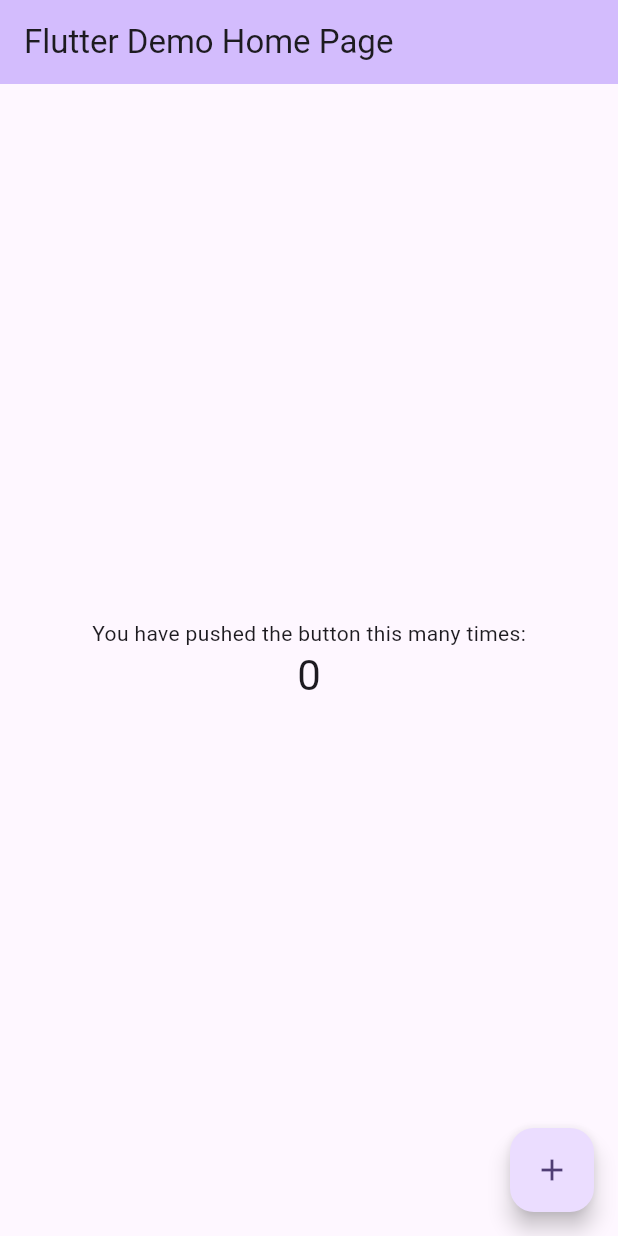
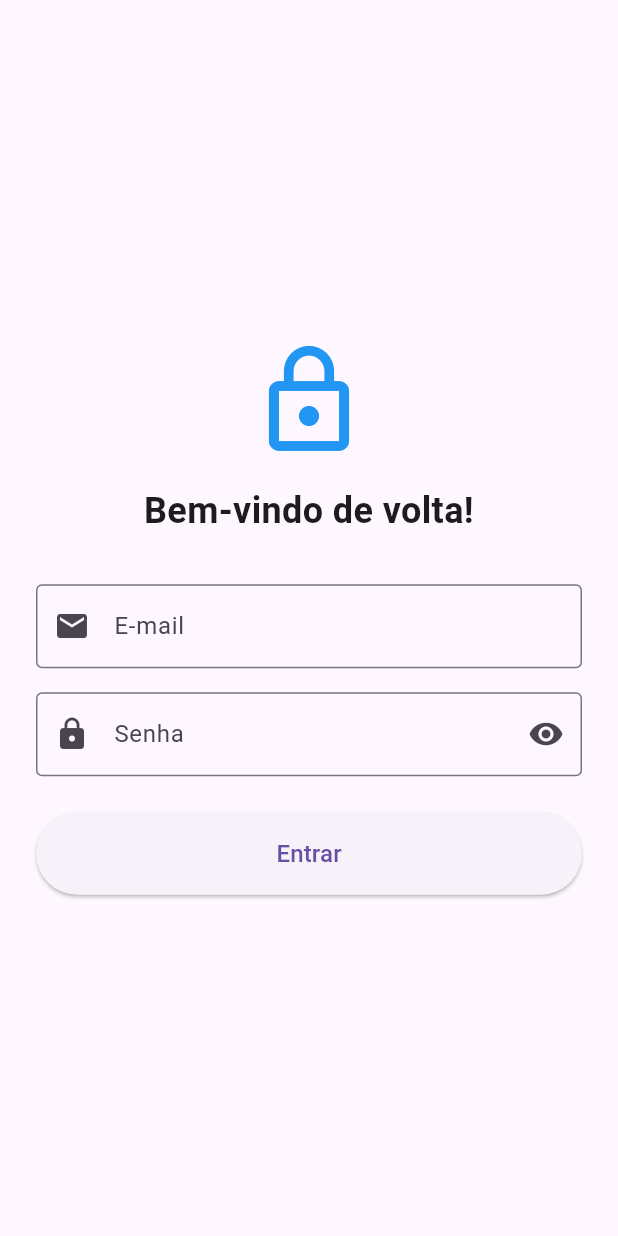
Before and after one commit to henriquesantanareis/Clinix, a Flutter app: the screen it shows after launch, on a phone screen of 412 x 824 dp. Run offline on Flutter 3.47's test engine with Material 3 defaults, Android fonts, the phone set to English and light mode, and no system bars.

Commit message:
algumas coisas

```diff
--- a/proj_clinix/lib/main.dart
+++ b/proj_clinix/lib/main.dart
@@ -7,115 +7,146 @@ void main() {
 class MyApp extends StatelessWidget {
   const MyApp({super.key});
 
-  // This widget is the root of your application.
   @override
   Widget build(BuildContext context) {
     return MaterialApp(
-      title: 'Flutter Demo',
-      theme: ThemeData(
-        // This is the theme of your application.
-        //
-        // TRY THIS: Try running your application with "flutter run". You'll see
-        // the application has a purple toolbar. Then, without quitting the app,
-        // try changing the seedColor in the colorScheme below to Colors.green
-        // and then invoke "hot reload" (save your changes or press the "hot
-        // reload" button in a Flutter-supported IDE, or press "r" if you used
-        // the command line to start the app).
-        //
-        // Notice that the counter didn't reset back to zero; the application
-        // state is not lost during the reload. To reset the state, use hot
-        // restart instead.
-        //
-        // This works for code too, not just values: Most code changes can be
-        // tested with just a hot reload.
-        colorScheme: .fromSeed(seedColor: Colors.deepPurple),
-      ),
-      home: const MyHomePage(title: 'Flutter Demo Home Page'),
+      debugShowCheckedModeBanner: false,
+      title: 'Login App',
+      theme: ThemeData(primarySwatch: Colors.blue),
+      home: const LoginPage(),
     );
   }
 }
 
-class MyHomePage extends StatefulWidget {
-  const MyHomePage({super.key, required this.title});
-
-  // This widget is the home page of your application. It is stateful, meaning
-  // that it has a State object (defined below) that contains fields that affect
-  // how it looks.
-
-  // This class is the configuration for the state. It holds the values (in this
-  // case the title) provided by the parent (in this case the App widget) and
-  // used by the build method of the State. Fields in a Widget subclass are
-  // always marked "final".
-
-  final String title;
+class LoginPage extends StatefulWidget {
+  const LoginPage({super.key});
 
   @override
-  State<MyHomePage> createState() => _MyHomePageState();
+  State<LoginPage> createState() => _LoginPageState();
 }
 
-class _MyHomePageState extends State<MyHomePage> {
-  int _counter = 0;
+class _LoginPageState extends State<LoginPage> {
+  // Controladores para pegar o texto digitado
+  final _emailController = TextEditingController();
+  final _passwordController = TextEditingController();
 
-  void _incrementCounter() {
-    setState(() {
-      // This call to setState tells the Flutter framework that something has
-      // changed in this State, which causes it to rerun the build method below
-      // so that the display can reflect the updated values. If we changed
-      // _counter without calling setState(), then the build method would not be
-      // called again, and so nothing would appear to happen.
-      _counter++;
-    });
+  // Chave global para validar o formulário
+  final _formKey = GlobalKey<FormState>();
+
+  bool _obscureText = true; // Controla a visibilidade da senha
+
+  @override
+  void dispose() {
+    _emailController.dispose();
+    _passwordController.dispose();
+    super.dispose();
+  }
+
+  void _fazerLogin() {
+    if (_formKey.currentState!.validate()) {
+      // Se o formulário for válido, executa a lógica de login
+      ScaffoldMessenger.of(context).showSnackBar(
+        const SnackBar(content: Text('Login realizado com sucesso!')),
+      );
+    }
   }
 
   @override
   Widget build(BuildContext context) {
-    // This method is rerun every time setState is called, for instance as done
-    // by the _incrementCounter method above.
-    //
-    // The Flutter framework has been optimized to make rerunning build methods
-    // fast, so that you can just rebuild anything that needs updating rather
-    // than having to individually change instances of widgets.
     return Scaffold(
-      appBar: AppBar(
-        // TRY THIS: Try changing the color here to a specific color (to
-        // Colors.amber, perhaps?) and trigger a hot reload to see the AppBar
-        // change color while the other colors stay the same.
-        backgroundColor: Theme.of(context).colorScheme.inversePrimary,
-        // Here we take the value from the MyHomePage object that was created by
-        // the App.build method, and use it to set our  title.
-        title: Text(widget.title),
-      ),
       body: Center(
-        // Center is a layout widget. It takes a single child and positions it
-        // in the middle of the parent.
-        child: Column(
-          // Column is also a layout widget. It takes a list of children and
-          // arranges them vertically. By default, it sizes itself to fit its
-          // children horizontally, and tries to be as tall as its parent.
-          //
-          // Column has various properties to control how it sizes itself and
-          // how it positions its children. Here we use mainAxisAlignment to
-          // center the children vertically; the main axis here is the vertical
-          // axis because Columns are vertical (the cross axis would be
-          // horizontal).
-          //
-          // TRY THIS: Invoke "debug painting" (choose the "Toggle Debug Paint"
-          // action in the IDE, or press "p" in the console), to see the
-          // wireframe for each widget.
-          mainAxisAlignment: .center,
-          children: [
-            const Text('You have pushed the button this many times:'),
-            Text(
-              '$_counter',
-              style: Theme.of(context).textTheme.headlineMedium,
+        child: SingleChildScrollView(
+          padding: const EdgeInsets.all(24.0),
+          child: Form(
+            key: _formKey,
+            child: Column(
+              mainAxisAlignment: MainAxisAlignment.center,
+              crossAxisAlignment: CrossAxisAlignment.stretch,
+              children: [
+                // Ícone ou Logo
+                const Icon(
+                  Icons.lock_outline,
+                  size: 80,
+                  color: Colors.blue,
+                ),
+                const SizedBox(height: 16),
+                const Text(
+                  'Bem-vindo de volta!',
+                  textAlign: TextAlign.center,
+                  style: TextStyle(
+                    fontSize: 24,
+                    fontWeight: FontWeight.bold,
+                  ),
+                ),
+                const SizedBox(height: 32),
+
+                // Campo de E-mail
+                TextFormField(
+                  controller: _emailController,
+                  keyboardType: TextInputType.emailAddress,
+                  decoration: const InputDecoration(
+                    labelText: 'E-mail',
+                    border: OutlineInputBorder(),
+                    prefixIcon: Icon(Icons.email),
+                  ),
+                  validator: (value) {
+                    if (value == null || value.isEmpty) {
+                      return 'Por favor, insira seu e-mail';
+                    }
+                    if (!value.contains('@')) {
+                      return 'E-mail inválido';
+                    }
+                    return null;
+                  },
+                ),
+                const SizedBox(height: 16),
+
+                // Campo de Senha
+                TextFormField(
+                  controller: _passwordController,
+                  obscureText: _obscureText,
+                  decoration: InputDecoration(
+                    labelText: 'Senha',
+                    border: const OutlineInputBorder(),
+                    prefixIcon: const Icon(Icons.lock),
+                    suffixIcon: IconButton(
+                      icon: Icon(
+                        _obscureText ? Icons.visibility : Icons.visibility_off,
+                      ),
+                      onPressed: () {
+                        setState(() {
+                          _obscureText = !_obscureText;
+                        });
+                      },
+                    ),
+                  ),
+                  validator: (value) {
+                    if (value == null || value.isEmpty) {
+                      return 'Por favor, insira sua senha';
+                    }
+                    if (value.length < 6) {
+                      return 'A senha deve ter pelo menos 6 caracteres';
+                    }
+                    return null;
+                  },
+                ),
+                const SizedBox(height: 24),
+
+                // Botão de Entrar
+                ElevatedButton(
+                  onPressed: _fazerLogin,
+                  style: ElevatedButton.styleFrom(
+                    padding: const EdgeInsets.symmetric(vertical: 16),
+                  ),
+                  child: const Text(
+                    'Entrar',
+                    style: TextStyle(fontSize: 16),
+                  ),
+                ),
+              ],
             ),
-          ],
+          ),
         ),
-      ),
-      floatingActionButton: FloatingActionButton(
-        onPressed: _incrementCounter,
-        tooltip: 'Increment',
-        child: const Icon(Icons.add),
       ),
     );
   }
```
